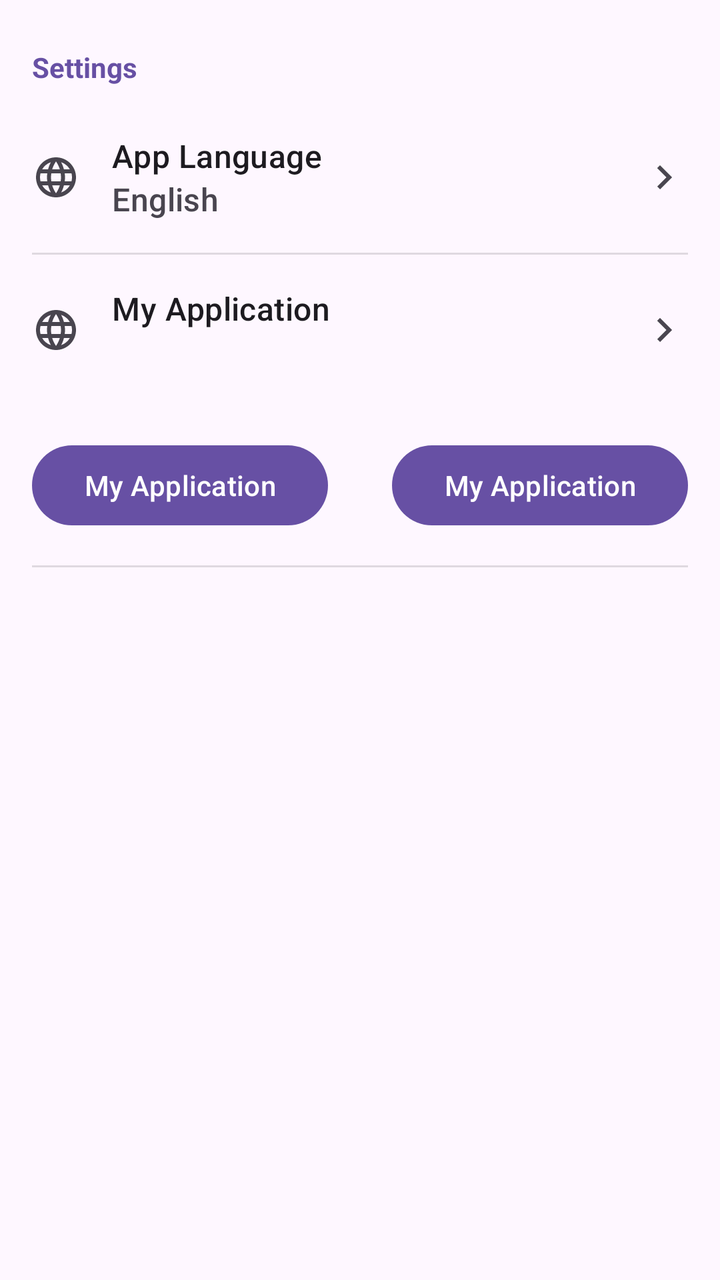
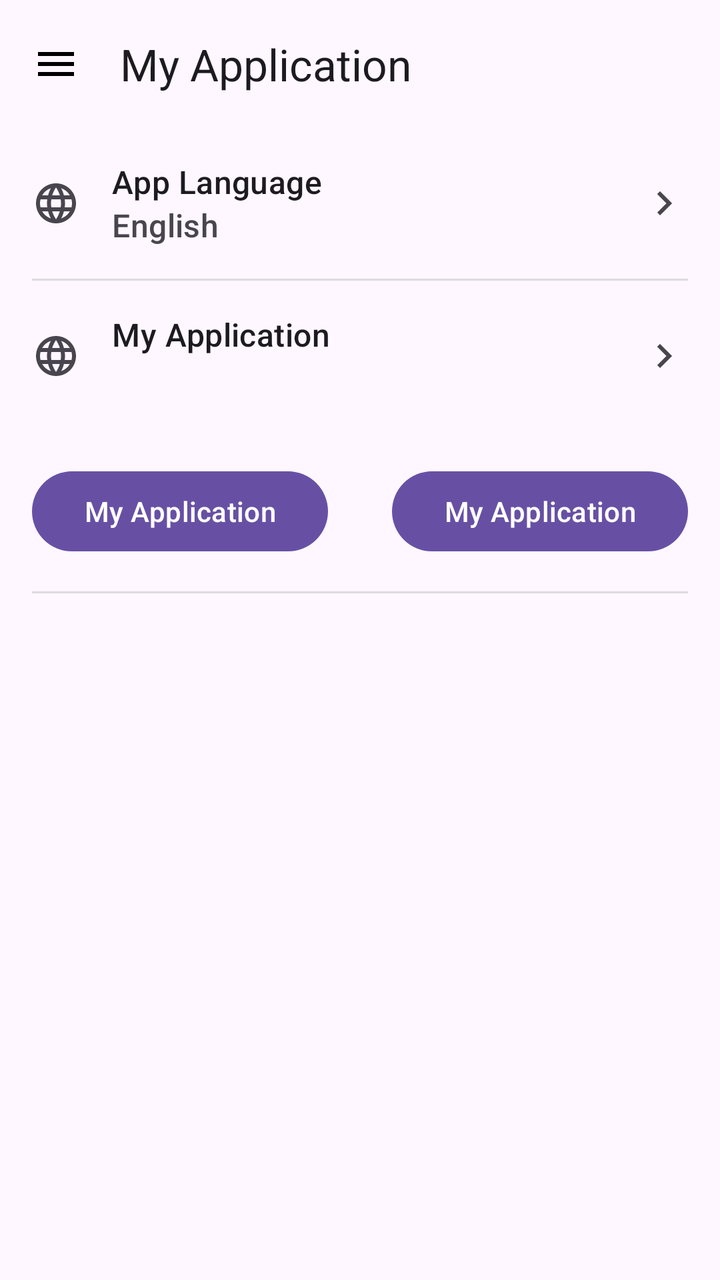

Before-and-after screenshots of an Android layout around one commit, followed by the original layout XML and the change that was made.
<!-- AndroidManifest.xml: application theme Theme.MyApplication -->
<!-- res/layout/fragment_settings.xml -->
<?xml version="1.0" encoding="utf-8"?>
<ScrollView xmlns:android="http://schemas.android.com/apk/res/android"
    xmlns:app="http://schemas.android.com/apk/res-auto"
    android:layout_width="match_parent"
    android:layout_height="match_parent"
    android:background="?android:colorBackground">

    <LinearLayout
        android:layout_width="match_parent"
        android:layout_height="wrap_content"
        android:orientation="vertical"
        android:paddingTop="8dp">

        <TextView
            android:layout_width="match_parent"
            android:layout_height="wrap_content"
            android:paddingStart="16dp"
            android:paddingEnd="16dp"
            android:paddingTop="16dp"
            android:paddingBottom="8dp"
            android:text="@string/settings"
            android:textColor="?attr/colorPrimary"
            android:textStyle="bold"
            android:textAppearance="?android:attr/textAppearanceSmall" />

        <LinearLayout
            android:id="@+id/setting_language_container"
            android:layout_width="match_parent"
            android:layout_height="wrap_content"
            android:background="?android:attr/selectableItemBackground"
            android:clickable="true"
            android:focusable="true"
            android:orientation="horizontal"
            android:padding="16dp"
            android:gravity="center_vertical">

            <ImageView
                android:layout_width="24dp"
                android:layout_height="24dp"
                android:src="@drawable/baseline_language_24"
                android:layout_marginEnd="16dp"
                android:contentDescription="@string/app_name"
                app:tint="?android:attr/textColorSecondary" />

            <LinearLayout
                android:layout_width="0dp"
                android:layout_height="wrap_content"
                android:layout_weight="1"
                android:orientation="vertical">

                <TextView
                    android:id="@+id/setting_language_title"
                    android:layout_width="wrap_content"
                    android:layout_height="wrap_content"
                    android:text="@string/app_language"
                    android:textAppearance="?android:attr/textAppearanceListItem"
                    android:textColor="?android:attr/textColorPrimary" />

                <TextView
                    android:id="@+id/setting_language_summary"
                    android:layout_width="wrap_content"
                    android:layout_height="wrap_content"
                    android:text="English"
                    android:textAppearance="?android:attr/textAppearanceListItemSmall"
                    android:textColor="?android:attr/textColorSecondary" />
            </LinearLayout>

            <ImageView
                android:layout_width="24dp"
                android:layout_height="24dp"
                android:src="@drawable/baseline_keyboard_arrow_right_24"
                android:layout_marginStart="8dp"
                android:contentDescription="@string/next"
                app:tint="?android:attr/textColorSecondary" />
        </LinearLayout>

        <View
            android:layout_width="match_parent"
            android:layout_height="1dp"
            android:background="?android:attr/dividerVertical"
            android:layout_marginStart="16dp"
            android:layout_marginEnd="16dp"/>

        <LinearLayout
            android:id="@+id/setting_account_container"
            android:layout_width="match_parent"
            android:layout_height="wrap_content"
            android:background="?android:attr/selectableItemBackground"
            android:clickable="true"
            android:focusable="true"
            android:orientation="horizontal"
            android:padding="16dp"
            android:gravity="center_vertical">

            <ImageView
                android:layout_width="24dp"
                android:layout_height="24dp"
                android:src="@drawable/baseline_language_24"
                android:layout_marginEnd="16dp"
                android:contentDescription="Language Icon"
                app:tint="?android:attr/textColorSecondary" />

            <LinearLayout
                android:layout_width="0dp"
                android:layout_height="wrap_content"
                android:layout_weight="1"
                android:orientation="vertical">

                <TextView
                    android:id="@+id/setting_account_title"
                    android:layout_width="wrap_content"
                    android:layout_height="wrap_content"
                    android:text="@string/app_name"
                    android:textAppearance="?android:attr/textAppearanceListItem"
                    android:textColor="?android:attr/textColorPrimary" />

                <TextView
                    android:id="@+id/setting_account_summary"
                    android:layout_width="wrap_content"
                    android:layout_height="wrap_content"
                    android:text=""
                    android:textAppearance="?android:attr/textAppearanceListItemSmall"
                    android:textColor="?android:attr/textColorSecondary" />
            </LinearLayout>

            <ImageView
                android:layout_width="24dp"
                android:layout_height="24dp"
                android:src="@drawable/baseline_keyboard_arrow_right_24"
                android:layout_marginStart="8dp"
                android:contentDescription="@string/next"
                app:tint="?android:attr/textColorSecondary" />
        </LinearLayout>

        <LinearLayout
            android:layout_width="match_parent"
            android:layout_height="wrap_content"
            android:orientation="horizontal"
            android:gravity="center">
            <com.google.android.material.button.MaterialButton
                android:layout_width="0dp"
                android:layout_height="wrap_content"
                android:layout_weight="1"
                android:text="@string/app_name"
                android:layout_margin="16dp"
                android:id="@+id/create_account"/>
            <com.google.android.material.button.MaterialButton
                android:layout_width="0dp"
                android:layout_height="wrap_content"
                android:layout_weight="1"
                android:text="@string/app_name"
                android:layout_margin="16dp"
                android:id="@+id/import_account"/>
        </LinearLayout>

        <View
            android:layout_width="match_parent"
            android:layout_height="1dp"
            android:background="?android:attr/dividerVertical"
            android:layout_marginStart="16dp"
            android:layout_marginEnd="16dp"/>

    </LinearLayout>
</ScrollView>
<!-- resources referenced by this layout -->
<resources>
  <!-- drawable baseline_keyboard_arrow_right_24 (drawable) -->
  <vector xmlns:android="http://schemas.android.com/apk/res/android" android:autoMirrored="true" android:height="24dp" android:tint="#000000" android:viewportHeight="24" android:viewportWidth="24" android:width="24dp">
        
      <path android:fillColor="@android:color/white" android:pathData="M8.59,16.59L13.17,12 8.59,7.41 10,6l6,6 -6,6 -1.41,-1.41z"/>
      
  </vector>
  <!-- drawable baseline_language_24 (drawable) -->
  <vector xmlns:android="http://schemas.android.com/apk/res/android" android:height="24dp" android:tint="#000000" android:viewportHeight="24" android:viewportWidth="24" android:width="24dp">
        
      <path android:fillColor="@android:color/white" android:pathData="M11.99,2C6.47,2 2,6.48 2,12s4.47,10 9.99,10C17.52,22 22,17.52 22,12S17.52,2 11.99,2zM18.92,8h-2.95c-0.32,-1.25 -0.78,-2.45 -1.38,-3.56 1.84,0.63 3.37,1.91 4.33,3.56zM12,4.04c0.83,1.2 1.48,2.53 1.91,3.96h-3.82c0.43,-1.43 1.08,-2.76 1.91,-3.96zM4.26,14C4.1,13.36 4,12.69 4,12s0.1,-1.36 0.26,-2h3.38c-0.08,0.66 -0.14,1.32 -0.14,2 0,0.68 0.06,1.34 0.14,2L4.26,14zM5.08,16h2.95c0.32,1.25 0.78,2.45 1.38,3.56 -1.84,-0.63 -3.37,-1.9 -4.33,-3.56zM8.03,8L5.08,8c0.96,-1.66 2.49,-2.93 4.33,-3.56C8.81,5.55 8.35,6.75 8.03,8zM12,19.96c-0.83,-1.2 -1.48,-2.53 -1.91,-3.96h3.82c-0.43,1.43 -1.08,2.76 -1.91,3.96zM14.34,14L9.66,14c-0.09,-0.66 -0.16,-1.32 -0.16,-2 0,-0.68 0.07,-1.35 0.16,-2h4.68c0.09,0.65 0.16,1.32 0.16,2 0,0.68 -0.07,1.34 -0.16,2zM14.59,19.56c0.6,-1.11 1.06,-2.31 1.38,-3.56h2.95c-0.96,1.65 -2.49,2.93 -4.33,3.56zM16.36,14c0.08,-0.66 0.14,-1.32 0.14,-2 0,-0.68 -0.06,-1.34 -0.14,-2h3.38c0.16,0.64 0.26,1.31 0.26,2s-0.1,1.36 -0.26,2h-3.38z"/>
      
  </vector>
  <string name="app_language">App Language</string>
  <string name="app_name">My Application</string>
  <string name="next">Next</string>
  <string name="settings">Settings</string>
  <style name="Theme.MyApplication" parent="Base.Theme.MyApplication" />
  <style name="Base.Theme.MyApplication" parent="Theme.Material3.DayNight.NoActionBar">
      
      
  </style>
</resources>

<!-- the commit's change to res/layout/fragment_settings.xml (unified diff, before → after) -->
@@ -8,20 +8,9 @@
     <LinearLayout
         android:layout_width="match_parent"
         android:layout_height="wrap_content"
-        android:orientation="vertical"
-        android:paddingTop="8dp">
+        android:orientation="vertical">
 
-        <TextView
-            android:layout_width="match_parent"
-            android:layout_height="wrap_content"
-            android:paddingStart="16dp"
-            android:paddingEnd="16dp"
-            android:paddingTop="16dp"
-            android:paddingBottom="8dp"
-            android:text="@string/settings"
-            android:textColor="?attr/colorPrimary"
-            android:textStyle="bold"
-            android:textAppearance="?android:attr/textAppearanceSmall" />
+        <include layout="@layout/layout_appbar_no_collapse_no_tab"/>
 
         <LinearLayout
             android:id="@+id/setting_language_container"
@@ -162,3 +151,18 @@
 
     </LinearLayout>
 </ScrollView>
+<!-- res/layout/layout_appbar_no_collapse_no_tab.xml (included above) -->
+<?xml version="1.0" encoding="utf-8"?>
+<com.google.android.material.appbar.AppBarLayout xmlns:android="http://schemas.android.com/apk/res/android"
+    android:layout_width="match_parent"
+    android:layout_height="wrap_content"
+    xmlns:app="http://schemas.android.com/apk/res-auto">
+    
+    <com.google.android.material.appbar.MaterialToolbar
+        android:layout_width="match_parent"
+        android:layout_height="?attr/actionBarSize"
+        android:id="@+id/toolbar"
+        app:layout_scrollFlags="scroll|enterAlways|snap"
+        app:navigationIcon="@drawable/baseline_menu_24"
+        app:title="@string/app_name"/>
+</com.google.android.material.appbar.AppBarLayout>
<!-- resource entries referenced after the edit -->
@@ -12,10 +12,15 @@
       <path android:fillColor="@android:color/white" android:pathData="M11.99,2C6.47,2 2,6.48 2,12s4.47,10 9.99,10C17.52,22 22,17.52 22,12S17.52,2 11.99,2zM18.92,8h-2.95c-0.32,-1.25 -0.78,-2.45 -1.38,-3.56 1.84,0.63 3.37,1.91 4.33,3.56zM12,4.04c0.83,1.2 1.48,2.53 1.91,3.96h-3.82c0.43,-1.43 1.08,-2.76 1.91,-3.96zM4.26,14C4.1,13.36 4,12.69 4,12s0.1,-1.36 0.26,-2h3.38c-0.08,0.66 -0.14,1.32 -0.14,2 0,0.68 0.06,1.34 0.14,2L4.26,14zM5.08,16h2.95c0.32,1.25 0.78,2.45 1.38,3.56 -1.84,-0.63 -3.37,-1.9 -4.33,-3.56zM8.03,8L5.08,8c0.96,-1.66 2.49,-2.93 4.33,-3.56C8.81,5.55 8.35,6.75 8.03,8zM12,19.96c-0.83,-1.2 -1.48,-2.53 -1.91,-3.96h3.82c-0.43,1.43 -1.08,2.76 -1.91,3.96zM14.34,14L9.66,14c-0.09,-0.66 -0.16,-1.32 -0.16,-2 0,-0.68 0.07,-1.35 0.16,-2h4.68c0.09,0.65 0.16,1.32 0.16,2 0,0.68 -0.07,1.34 -0.16,2zM14.59,19.56c0.6,-1.11 1.06,-2.31 1.38,-3.56h2.95c-0.96,1.65 -2.49,2.93 -4.33,3.56zM16.36,14c0.08,-0.66 0.14,-1.32 0.14,-2 0,-0.68 -0.06,-1.34 -0.14,-2h3.38c0.16,0.64 0.26,1.31 0.26,2s-0.1,1.36 -0.26,2h-3.38z"/>
       
   </vector>
+  <!-- drawable baseline_menu_24 (drawable) -->
+  <vector xmlns:android="http://schemas.android.com/apk/res/android" android:height="24dp" android:tint="#000000" android:viewportHeight="24" android:viewportWidth="24" android:width="24dp">
+        
+      <path android:fillColor="@android:color/white" android:pathData="M3,18h18v-2L3,16v2zM3,13h18v-2L3,11v2zM3,6v2h18L21,6L3,6z"/>
+      
+  </vector>
   <string name="app_language">App Language</string>
   <string name="app_name">My Application</string>
   <string name="next">Next</string>
-  <string name="settings">Settings</string>
   <style name="Theme.MyApplication" parent="Base.Theme.MyApplication" />
   <style name="Base.Theme.MyApplication" parent="Theme.Material3.DayNight.NoActionBar">
       
